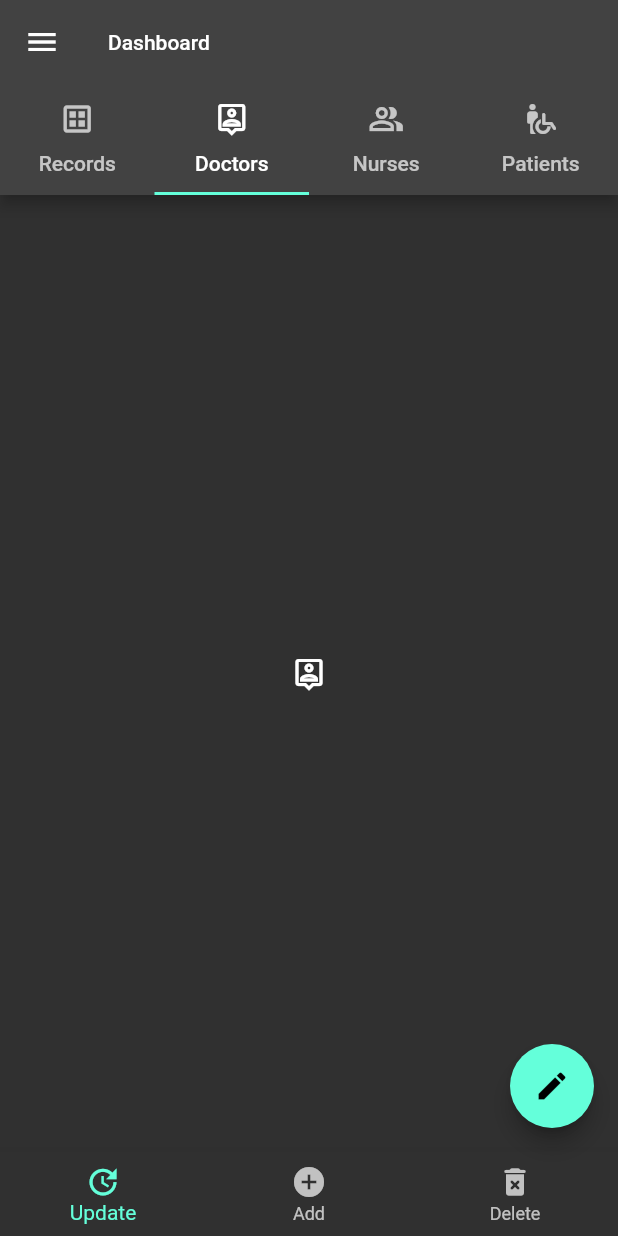
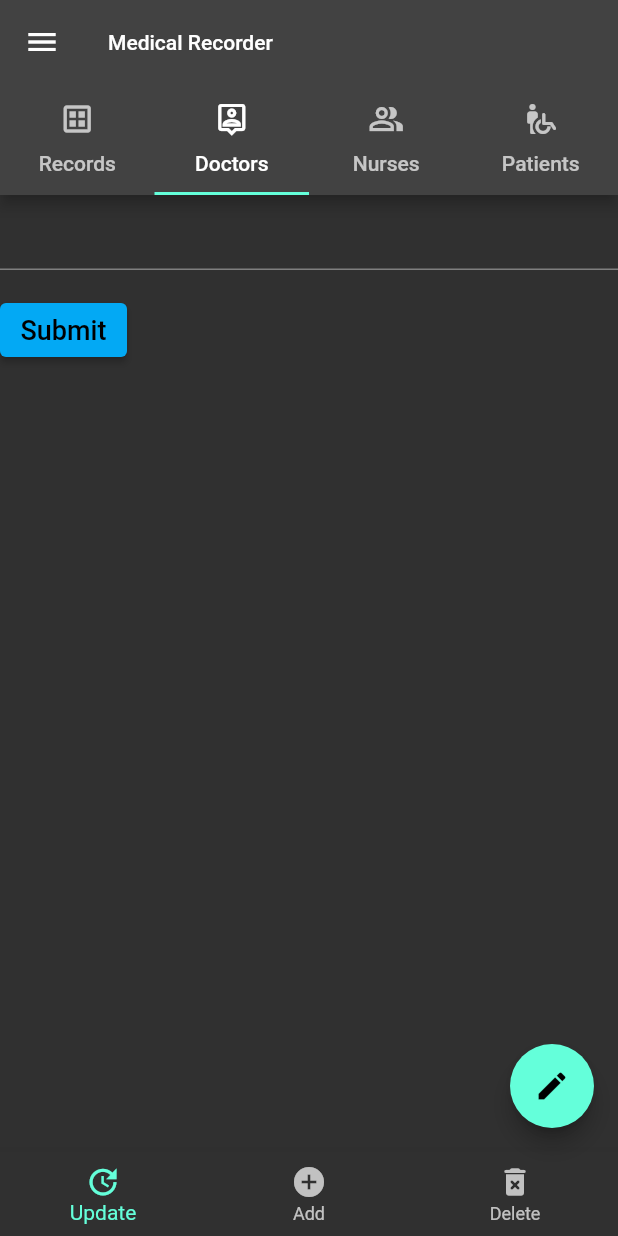
Before and after one commit to Code-Zero-Pvt-Ltd/medical_recorder, a Flutter app: the screen it shows after launch, tab 2 chosen, on a phone screen of 412 x 824 dp. Run offline on Flutter 3.47's test engine with Material 2 defaults, Android fonts, the phone set to English and light mode, and no system bars.

Commit message:
Form for adding doctors added

```diff
--- /dev/null
+++ b/lib/add_doctor_form.dart
@@ -0,0 +1,44 @@
+import 'package:flutter/material.dart';
+
+class AddDoctorForm extends StatefulWidget {
+  const AddDoctorForm({Key? key}) : super(key: key);
+
+  @override
+  State<AddDoctorForm> createState() => _AddDoctorFormState();
+}
+
+class _AddDoctorFormState extends State<AddDoctorForm> {
+  final _formKey = GlobalKey<FormState>();
+
+  @override
+  Widget build(BuildContext context) {
+    return Form(
+      key: _formKey,
+      child: Column(
+        crossAxisAlignment: CrossAxisAlignment.start,
+        children: <Widget>[
+          TextFormField(
+            validator: (value) {
+              if (value == null || value.isEmpty) {
+                return 'Please enter some text';
+              }
+              return null;
+            },
+          ),
+          Padding(padding: const EdgeInsets.symmetric(vertical: 16.0),
+            child: ElevatedButton(
+              onPressed: () {
+                if (_formKey.currentState!.validate()) {
+                  ScaffoldMessenger.of(context).showSnackBar(
+                    const SnackBar(content: Text('Processing...')),
+                  );
+                }
+              },
+              child: const Text('Submit'),
+            ),
+          ),
+        ],
+      ),
+    );
+  }
+}
--- a/lib/main.dart
+++ b/lib/main.dart
@@ -3,6 +3,8 @@
 // found in the LICENSE file.
 import 'dart:math' as math;
 import 'package:flutter/material.dart';
+
+import 'package:medical_recorder/add_doctor_form.dart';
 
 void main() {
   runApp(const MainActivity());
@@ -17,7 +19,8 @@ class MainActivity extends StatefulWidget {
 
 class _MainActivityState extends State<MainActivity> {
   static const _actionTitles = ['Create Post', 'Upload Photo', "Upload Video"];
-  void _showAction(BuildContext context, int index){
+
+  void _showAction(BuildContext context, int index) {
     showDialog<void>(
       context: context,
       builder: (context) {
@@ -25,8 +28,8 @@ class _MainActivityState extends State<MainActivity> {
           content: Text(_actionTitles[index]),
           actions: [
             TextButton(
-                onPressed: () => Navigator.of(context).pop(),
-                child: const Text("CLOSE"),
+              onPressed: () => Navigator.of(context).pop(),
+              child: const Text("CLOSE"),
             ),
           ],
         );
@@ -78,12 +81,12 @@ class _MainActivityState extends State<MainActivity> {
                 text: 'Patients',
               ),
             ]),
-            title: const Text('Dashboard'),
+            title: const Text('Medical Recorder'),
           ),
           body: const TabBarView(
             children: [
               Icon(Icons.dataset_outlined),
-              Icon(Icons.person_pin_outlined),
+              AddDoctorForm(),
               Icon(Icons.people_alt_outlined),
               Icon(Icons.wheelchair_pickup_rounded),
             ],
@@ -222,7 +225,7 @@ class _ExpandableFabState extends State<ExpandableFab>
   void _toggle() {
     setState(() {
       _open = !_open;
-      if (_open){
+      if (_open) {
         _controller.forward();
       } else {
         _controller.reverse();
@@ -245,7 +248,7 @@ class _ExpandableFabState extends State<ExpandableFab>
     );
   }
 
-  List<Widget> _buildExpandingActionButtons(){
+  List<Widget> _buildExpandingActionButtons() {
     final children = <Widget>[];
     final count = widget.children.length;
     final step = 90.0 / (count - 1);
@@ -279,7 +282,9 @@ class _ExpandableFabState extends State<ExpandableFab>
                     padding: const EdgeInsets.all(8.0),
                     child: Icon(
                       Icons.close,
-                      color: Theme.of(context).primaryColor,
+                      color: Theme
+                          .of(context)
+                          .primaryColor,
                     ))),
           ),
         ));
@@ -346,7 +351,7 @@ class _ExpandingActionButton extends StatelessWidget {
     required this.maxDistance,
     required this.progress,
     required this.child,
-});
+  });
 
   final double directionInDegrees;
   final double maxDistance;
```
